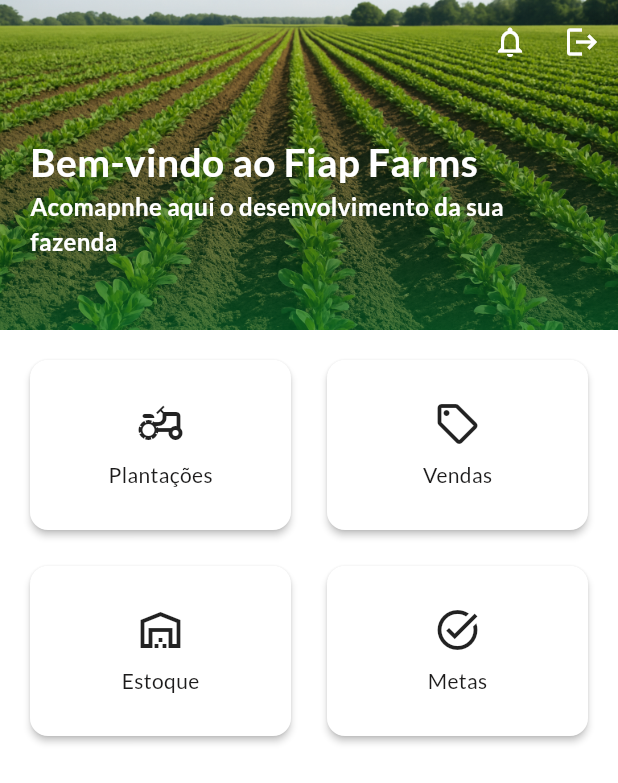
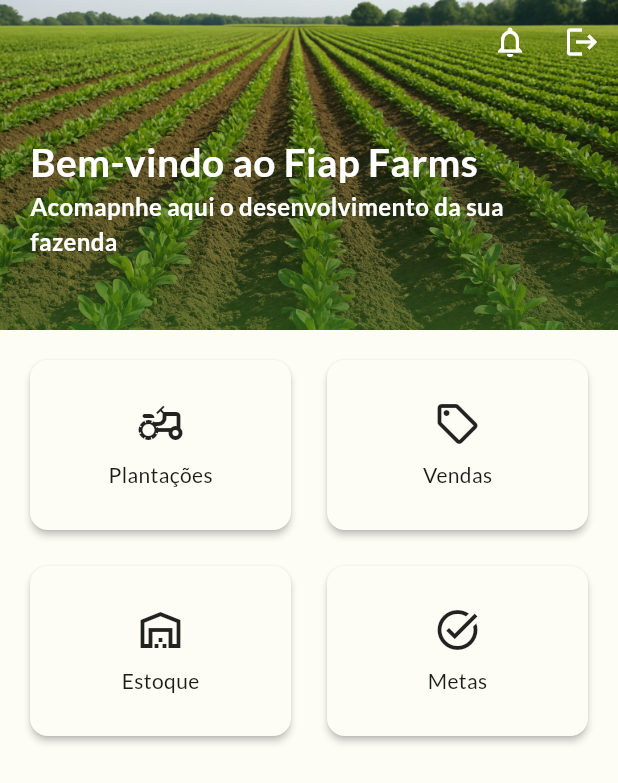
Before and after one commit to gabiSato/fiap-tech-challenge-5-mobile, a Flutter app: the screen it shows after launch, on a phone screen of 412 x 824 dp. Shown: the top 783 px of the screen. Run offline on Flutter 3.47's test engine with Material 3 defaults, Android fonts, the phone set to English and light mode, and no system bars; our stand-ins replace cloud_firestore, firebase_auth, firebase_core, go_router, google_fonts; accounts and stored records are empty.

Commit message:
refactor: update theme

```diff
--- a/lib/ui/core/themes/theme.dart
+++ b/lib/ui/core/themes/theme.dart
@@ -9,51 +9,52 @@ class MaterialTheme {
   static ColorScheme lightScheme() {
     return const ColorScheme(
       brightness: Brightness.light,
-      primary: Color(0xff006e2c),
-      surfaceTint: Color(0xff006e2c),
-      onPrimary: Color(0xffffffff),
-      primaryContainer: Color(0xff1ed760),
-      onPrimaryContainer: Color(0xff005721),
-      secondary: Color(0xff226c34),
-      onSecondary: Color(0xffffffff),
-      secondaryContainer: Color(0xffa5f2ab),
-      onSecondaryContainer: Color(0xff277038),
-      tertiary: Color(0xff006689),
-      onTertiary: Color(0xffffffff),
-      tertiaryContainer: Color(0xff4fc7ff),
-      onTertiaryContainer: Color(0xff00516e),
-      error: Color(0xffba1a1a),
-      onError: Color(0xffffffff),
-      errorContainer: Color(0xffffdad6),
-      onErrorContainer: Color(0xff93000a),
-      surface: Color(0xffffffff),
-      onSurface: Color(0xff1c1b1b),
-      onSurfaceVariant: Color(0xff444748),
-      outline: Color(0xff747878),
-      outlineVariant: Color(0xffc4c7c8),
-      shadow: Color(0xff000000),
-      scrim: Color(0xff000000),
-      inverseSurface: Color(0xff313030),
-      inversePrimary: Color(0xff34e36a),
-      primaryFixed: Color(0xff69ff89),
-      onPrimaryFixed: Color(0xff002108),
-      primaryFixedDim: Color(0xff34e36a),
-      onPrimaryFixedVariant: Color(0xff00531f),
-      secondaryFixed: Color(0xffa8f4ad),
-      onSecondaryFixed: Color(0xff002108),
-      secondaryFixedDim: Color(0xff8dd893),
-      onSecondaryFixedVariant: Color(0xff00531f),
-      tertiaryFixed: Color(0xffc3e8ff),
-      onTertiaryFixed: Color(0xff001e2c),
-      tertiaryFixedDim: Color(0xff79d1ff),
-      onTertiaryFixedVariant: Color(0xff004c68),
-      surfaceDim: Color(0xffddd9d9),
-      surfaceBright: Color(0xfffcf8f8),
-      surfaceContainerLowest: Color(0xffffffff),
-      surfaceContainerLow: Color(0xfff6f3f2),
-      surfaceContainer: Color(0xfff1edec),
-      surfaceContainerHigh: Color(0xffebe7e7),
-      surfaceContainerHighest: Color(0xffe5e2e1),
+      primary: Color(0xFF386A20),
+      onPrimary: Color(0xFFFFFFFF),
+      primaryContainer: Color(0xFFB7F397),
+      onPrimaryContainer: Color(0xFF042100),
+      secondary: Color(0xFF56624B),
+      onSecondary: Color(0xFFFFFFFF),
+      secondaryContainer: Color(0xFFDAE7C9),
+      onSecondaryContainer: Color(0xFF141E0C),
+      tertiary: Color(0xFF386666),
+      onTertiary: Color(0xFFFFFFFF),
+      tertiaryContainer: Color(0xFFBBEBEB),
+      onTertiaryContainer: Color(0xFF002020),
+      error: Color(0xFFBA1A1A),
+      errorContainer: Color(0xFFFFDAD6),
+      onError: Color(0xFFFFFFFF),
+      onErrorContainer: Color(0xFF410002),
+      surface: Color(0xFFFDFCF5),
+      onSurface: Color(0xFF1A1C18),
+      surfaceContainerHighest: Color(0xFFE1E4D5),
+      onSurfaceVariant: Color(0xFF45483F),
+      outline: Color(0xFF75796E),
+      onInverseSurface: Color(0xFFF1F1E9),
+      inverseSurface: Color(0xFF2F312C),
+      inversePrimary: Color(0xFF9CD67E),
+      shadow: Color(0xFF000000),
+      surfaceTint: Color(0xFF386A20),
+      outlineVariant: Color(0xFFC5C8BA),
+      scrim: Color(0xFF000000),
+      surfaceContainer: Color(0xFFEEF1E6),
+      surfaceBright: Color(0xFFFDFCF5),
+      surfaceDim: Color(0xFFDDE0D3),
+      surfaceContainerLow: Color(0xFFF4F6E9),
+      surfaceContainerLowest: Color(0xFFFFFFFF),
+      surfaceContainerHigh: Color(0xFFE8EBE0),
+      primaryFixed: Color(0xFFB7F397),
+      onPrimaryFixed: Color(0xFF042100),
+      primaryFixedDim: Color(0xFF9CD67E),
+      onPrimaryFixedVariant: Color(0xFF1F5107),
+      secondaryFixed: Color(0xFFDAE7C9),
+      onSecondaryFixed: Color(0xFF141E0C),
+      secondaryFixedDim: Color(0xFFBECBAE),
+      onSecondaryFixedVariant: Color(0xFF3F4B35),
+      tertiaryFixed: Color(0xFFBBEBEB),
+      onTertiaryFixed: Color(0xFF002020),
+      tertiaryFixedDim: Color(0xFFA0CFCF),
+      onTertiaryFixedVariant: Color(0xFF1F4E4E),
     );
   }
 
@@ -64,51 +65,52 @@ class MaterialTheme {
   static ColorScheme darkScheme() {
     return const ColorScheme(
       brightness: Brightness.dark,
-      primary: Color(0xff4cf479),
-      surfaceTint: Color(0xff34e36a),
-      onPrimary: Color(0xff003913),
-      primaryContainer: Color(0xff1ed760),
-      onPrimaryContainer: Color(0xff005721),
-      secondary: Color(0xff8dd893),
-      onSecondary: Color(0xff003913),
-      secondaryContainer: Color(0xff005520),
-      onSecondaryContainer: Color(0xff7fc986),
-      tertiary: Color(0xffa7deff),
-      onTertiary: Color(0xff003549),
-      tertiaryContainer: Color(0xff4fc7ff),
-      onTertiaryContainer: Color(0xff00516e),
-      error: Color(0xffffb4ab),
-      onError: Color(0xff690005),
-      errorContainer: Color(0xff93000a),
-      onErrorContainer: Color(0xffffdad6),
-      surface: Color(0xff141313),
-      onSurface: Color(0xffe5e2e1),
-      onSurfaceVariant: Color(0xffc4c7c8),
-      outline: Color(0xff8e9192),
-      outlineVariant: Color(0xff444748),
-      shadow: Color(0xff000000),
-      scrim: Color(0xff000000),
-      inverseSurface: Color(0xffe5e2e1),
-      inversePrimary: Color(0xff006e2c),
-      primaryFixed: Color(0xff69ff89),
-      onPrimaryFixed: Color(0xff002108),
-      primaryFixedDim: Color(0xff34e36a),
-      onPrimaryFixedVariant: Color(0xff00531f),
-      secondaryFixed: Color(0xffa8f4ad),
-      onSecondaryFixed: Color(0xff002108),
-      secondaryFixedDim: Color(0xff8dd893),
-      onSecondaryFixedVariant: Color(0xff00531f),
-      tertiaryFixed: Color(0xffc3e8ff),
-      onTertiaryFixed: Color(0xff001e2c),
-      tertiaryFixedDim: Color(0xff79d1ff),
-      onTertiaryFixedVariant: Color(0xff004c68),
-      surfaceDim: Color(0xff141313),
-      surfaceBright: Color(0xff3a3939),
-      surfaceContainerLowest: Color(0xff0e0e0e),
-      surfaceContainerLow: Color(0xff1c1b1b),
-      surfaceContainer: Color(0xff201f1f),
-      surfaceContainerHigh: Color(0xff2a2a2a),
-      surfaceContainerHighest: Color(0xff353434),
+      primary: Color(0xFF9CD67E),
+      onPrimary: Color(0xFF1F5107),
+      primaryContainer: Color(0xFF205107),
+      onPrimaryContainer: Color(0xFFB7F397),
+      secondary: Color(0xFFBECBAE),
+      onSecondary: Color(0xFF293420),
+      secondaryContainer: Color(0xFF3F4B35),
+      onSecondaryContainer: Color(0xFFDAE7C9),
+      tertiary: Color(0xFFA0CFCF),
+      onTertiary: Color(0xFF003737),
+      tertiaryContainer: Color(0xFF1F4E4E),
+      onTertiaryContainer: Color(0xFFBBEBEB),
+      error: Color(0xFFFFB4AB),
+      errorContainer: Color(0xFF93000A),
+      onError: Color(0xFF690005),
+      onErrorContainer: Color(0xFFFFDAD6),
+      surface: Color(0xFF1A1C18),
+      onSurface: Color(0xFFE3E3DC),
+      surfaceContainerHighest: Color(0xFF45483F),
+      onSurfaceVariant: Color(0xFFC5C8BA),
+      outline: Color(0xFF8F9287),
+      onInverseSurface: Color(0xFF1A1C18),
+      inverseSurface: Color(0xFFE3E3DC),
+      inversePrimary: Color(0xFF386A20),
+      shadow: Color(0xFF000000),
+      surfaceTint: Color(0xFF9CD67E),
+      outlineVariant: Color(0xFF45483F),
+      scrim: Color(0xFF000000),
+      surfaceContainer: Color(0xFF23271F),
+      surfaceBright: Color(0xFF363831),
+      surfaceDim: Color(0xFF12140F),
+      surfaceContainerLow: Color(0xFF1E201A),
+      surfaceContainerLowest: Color(0xFF0D0F0A),
+      surfaceContainerHigh: Color(0xFF2D3029),
+      primaryFixed: Color(0xFFB7F397),
+      onPrimaryFixed: Color(0xFF042100),
+      primaryFixedDim: Color(0xFF9CD67E),
+      onPrimaryFixedVariant: Color(0xFF1F5107),
+      secondaryFixed: Color(0xFFDAE7C9),
+      onSecondaryFixed: Color(0xFF141E0C),
+      secondaryFixedDim: Color(0xFFBECBAE),
+      onSecondaryFixedVariant: Color(0xFF3F4B35),
+      tertiaryFixed: Color(0xFFBBEBEB),
+      onTertiaryFixed: Color(0xFF002020),
+      tertiaryFixedDim: Color(0xFFA0CFCF),
+      onTertiaryFixedVariant: Color(0xFF1F4E4E),
     );
   }
 
@@ -175,13 +177,13 @@ class MaterialTheme {
         foregroundColor: colorScheme.primary,
         side: BorderSide(color: colorScheme.outline),
         textStyle: textTheme.labelLarge?.copyWith(fontWeight: FontWeight.bold),
-        padding: EdgeInsets.symmetric(vertical: 14),
+        padding: const EdgeInsets.symmetric(vertical: 12, horizontal: 16),
       ),
     ),
 
     inputDecorationTheme: InputDecorationTheme(
       filled: true,
-      fillColor: colorScheme.surfaceContainerHighest.withOpacity(0.5),
+      fillColor: colorScheme.surfaceContainer,
       border: OutlineInputBorder(
         borderRadius: BorderRadius.circular(12.0),
         borderSide: BorderSide.none,
@@ -199,7 +201,7 @@ class MaterialTheme {
     dropdownMenuTheme: DropdownMenuThemeData(
       inputDecorationTheme: InputDecorationTheme(
         filled: true,
-        fillColor: colorScheme.surfaceVariant.withOpacity(0.5),
+        fillColor: colorScheme.surfaceContainer,
         border: OutlineInputBorder(
           borderRadius: BorderRadius.circular(12.0),
           borderSide: BorderSide.none,
```
Also changed, not shown: lib/ui/auth/widgets/login_screen.dart (+7 -1 lines), lib/ui/user/widgets/user_registration_screen.dart (+9 -1 lines).
